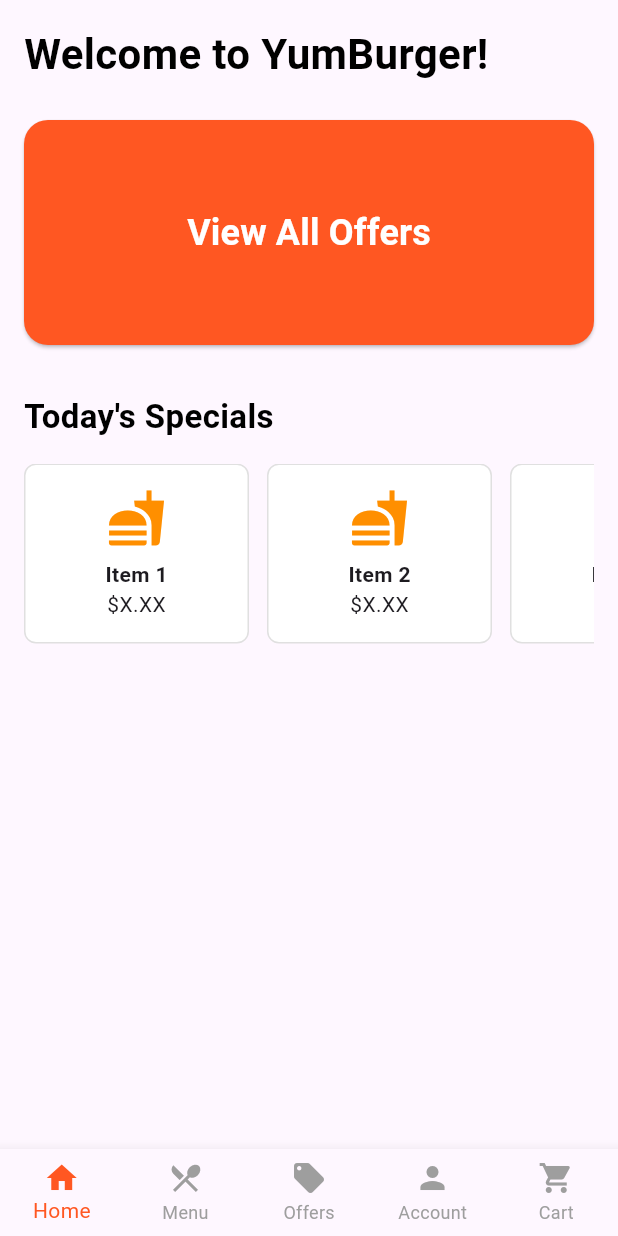
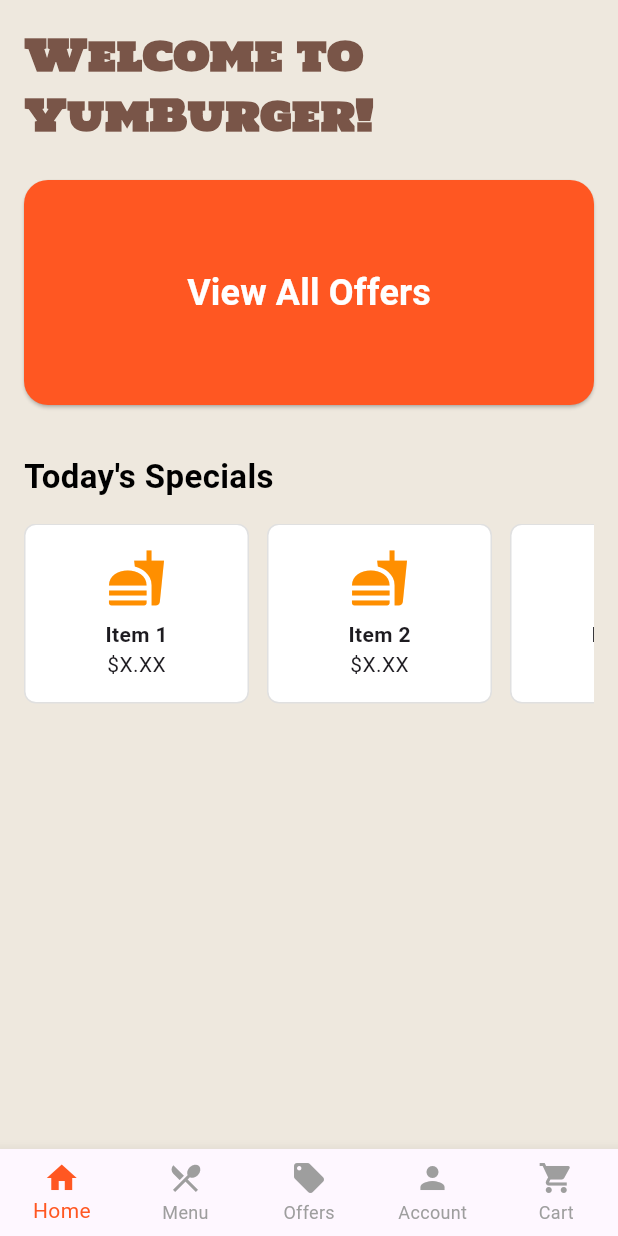
Before and after one commit to k-kukes/YumBurger, a Flutter app: the screen it shows after launch, on a phone screen of 412 x 824 dp. Run offline on Flutter 3.47's test engine with Material 3 defaults, Android fonts, the light colour scheme and no system bars; our stand-ins replace cloud_firestore, firebase_core, google_fonts; accounts and stored records are empty.

Commit message:
Styling: homePage() background and fonts

```diff
--- a/yum_burger/lib/Views/home.dart
+++ b/yum_burger/lib/Views/home.dart
@@ -12,6 +12,7 @@
   @override
   Widget build(BuildContext context) {
     return Scaffold(
+      backgroundColor: Color(0xFFEEE8DE),
       body: SafeArea(
         child: Padding(
           padding: const EdgeInsets.all(16.0),
@@ -21,9 +22,10 @@
               Text(
                 'Welcome to YumBurger!',
                 style: TextStyle(
+                  fontFamily: 'HoltwoodOneSC',
+                  color: Colors.brown,
                   fontSize: 28,
                   fontWeight: FontWeight.bold,
-                  color: Colors.black,
                 ),
               ),
               SizedBox(height: 24),
```
